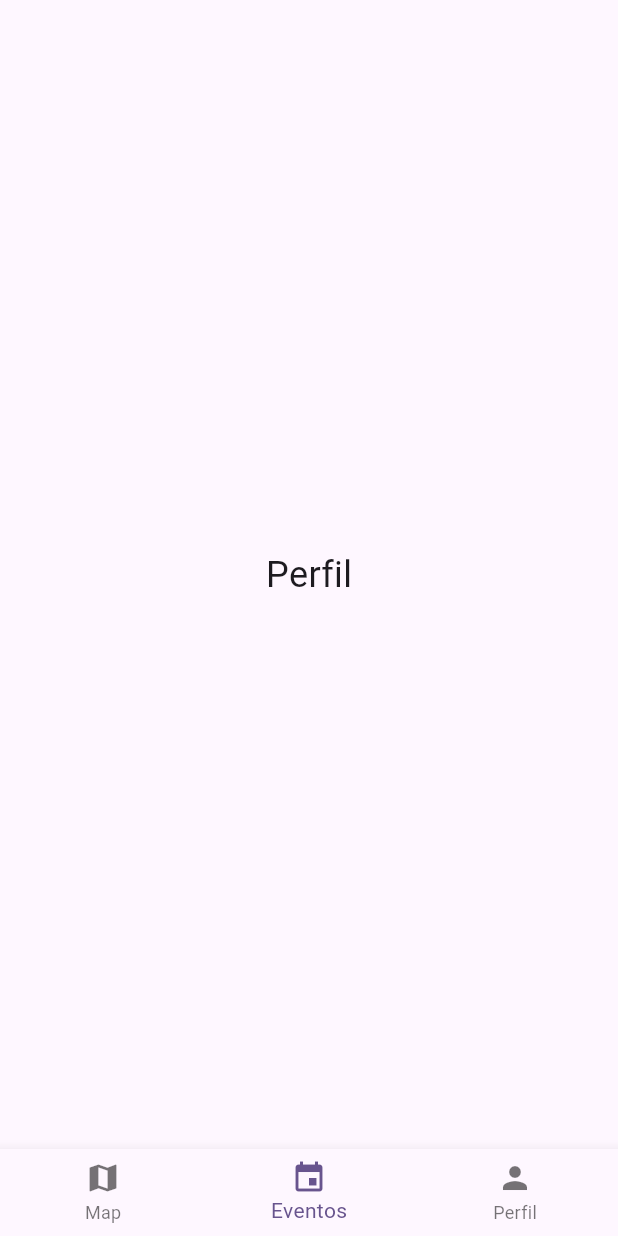
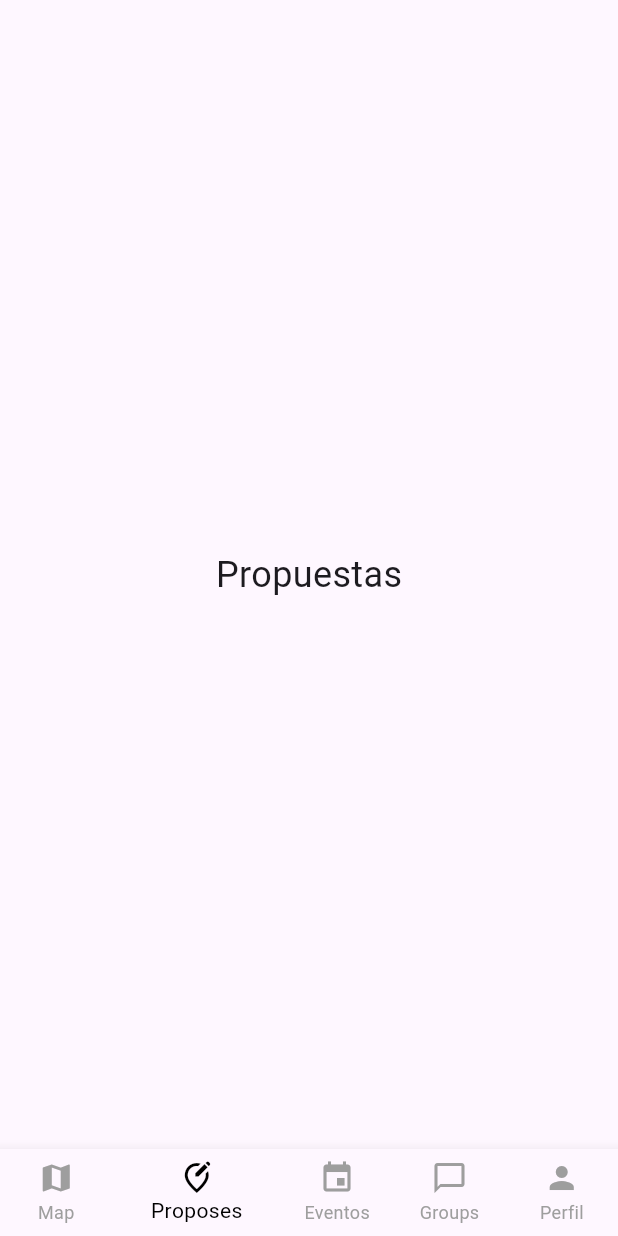
Before and after one commit to the-code-team/PostIn-App, a Flutter app: the screen it shows after launch, item 2 of the bottom bar chosen, on a phone screen of 412 x 824 dp. Run offline on Flutter 3.47's test engine with Material 3 defaults, Android fonts, the phone set to English and light mode, and no system bars; our stand-ins replace flutter_map, latlong2.

Commit message:
Feat/layout (#3)
* feat:buttons added to bottom bar

* feat:Layout button colors

* refactor: Layout

* refactor: code optimization

* refactor: rename variables to English

```diff
--- /dev/null
+++ b/lib/components/layouts/layout.dart
@@ -0,0 +1,54 @@
+import 'package:flutter/material.dart';
+import 'package:postin_app/pages/mapPage.dart';
+import 'package:postin_app/pages/eventsPage.dart';
+import 'package:postin_app/pages/profilePage.dart';
+import 'package:postin_app/pages/groupsPage.dart';
+import 'package:postin_app/pages/proposalsPage.dart';
+
+class Layout extends StatefulWidget {
+  const Layout({
+    super.key,
+  });
+
+  @override
+  State<Layout> createState() => _LayoutState();
+}
+
+class _LayoutState extends State<Layout> {
+  int _actualPage = 0;
+
+  List<Widget> _pages = [
+    MapPage(),
+    ProposalsPage(),
+    EventsPage(),
+    GroupsPage(),
+    ProfilePage()
+  ];
+
+  @override
+  Widget build(BuildContext context) {
+    return Scaffold(
+      body: _pages[_actualPage],
+      bottomNavigationBar: BottomNavigationBar(
+        selectedItemColor: Theme.of(context).primaryColor,
+        unselectedItemColor: Theme.of(context).unselectedWidgetColor,
+        showUnselectedLabels: true,
+        currentIndex: _actualPage,
+        onTap: (index) {
+          setState(() {
+            _actualPage = index;
+          });
+        },
+        items: const [
+          BottomNavigationBarItem(icon: Icon(Icons.map), label: "Map"),
+          BottomNavigationBarItem(
+              icon: Icon(Icons.edit_location_alt_outlined), label: "Proposes"),
+          BottomNavigationBarItem(icon: Icon(Icons.event), label: "Eventos"),
+          BottomNavigationBarItem(
+              icon: Icon(Icons.chat_bubble_outline), label: "Groups"),
+          BottomNavigationBarItem(icon: Icon(Icons.person), label: "Perfil")
+        ],
+      ),
+    );
+  }
+}
--- a/lib/home.dart
+++ b/lib/home.dart
@@ -1,7 +1,5 @@
 import 'package:flutter/material.dart';
-import 'package:postin_app/pages/mapPage.dart';
-import 'package:postin_app/pages/eventsPage.dart';
-import 'package:postin_app/pages/profilePage.dart';
+import 'package:postin_app/components/layouts/layout.dart';
 
 class MyHomePage extends StatefulWidget {
   const MyHomePage({
@@ -13,27 +11,8 @@ class MyHomePage extends StatefulWidget {
 }
 
 class _MyHomePageState extends State<MyHomePage> {
-  int _paginaActual = 0;
-
-  List<Widget> _paginas = [MapPage(), EventsPage(), ProfilePage()];
-
   @override
   Widget build(BuildContext context) {
-    return Scaffold(
-      body: _paginas[_paginaActual],
-      bottomNavigationBar: BottomNavigationBar(
-        currentIndex: _paginaActual,
-        onTap: (index) {
-          setState(() {
-            _paginaActual = index;
-          });
-        },
-        items: [
-          BottomNavigationBarItem(icon: Icon(Icons.map), label: "Map"),
-          BottomNavigationBarItem(icon: Icon(Icons.event), label: "Eventos"),
-          BottomNavigationBarItem(icon: Icon(Icons.person), label: "Perfil")
-        ],
-      ),
-    );
+    return const Layout();
   }
 }
--- a/lib/main.dart
+++ b/lib/main.dart
@@ -15,7 +15,8 @@ class MyApp extends StatelessWidget {
       debugShowCheckedModeBanner: false,
       title: 'Flutter Demo',
       theme: ThemeData(
-        colorScheme: ColorScheme.fromSeed(seedColor: Colors.deepPurple),
+        primaryColor: Colors.black,
+        unselectedWidgetColor: Colors.grey,
         useMaterial3: true,
       ),
       home: const MyHomePage(),
--- /dev/null
+++ b/lib/pages/groupsPage.dart
@@ -0,0 +1,13 @@
+import 'package:flutter/material.dart';
+
+class GroupsPage extends StatelessWidget {
+  @override
+  Widget build(BuildContext context) {
+    return Center(
+      child: Text(
+        'Groups Page',
+        style: TextStyle(fontSize: 24.0),
+      ),
+    );
+  }
+}
--- a/lib/pages/mapPage.dart
+++ b/lib/pages/mapPage.dart
@@ -7,7 +7,7 @@ class MapPage extends StatelessWidget {
   Widget build(BuildContext context) {
     return Scaffold(
       body: FlutterMap(
-        options: MapOptions(
+        options: const MapOptions(
           initialCenter: LatLng(38.699575, -0.474774),
           initialZoom: 11,
           interactionOptions: InteractionOptions(
--- /dev/null
+++ b/lib/pages/proposalsPage.dart
@@ -0,0 +1,13 @@
+import 'package:flutter/material.dart';
+
+class ProposalsPage extends StatelessWidget {
+  @override
+  Widget build(BuildContext context) {
+    return Center(
+      child: Text(
+        'Propuestas',
+        style: TextStyle(fontSize: 24.0),
+      ),
+    );
+  }
+}
```
